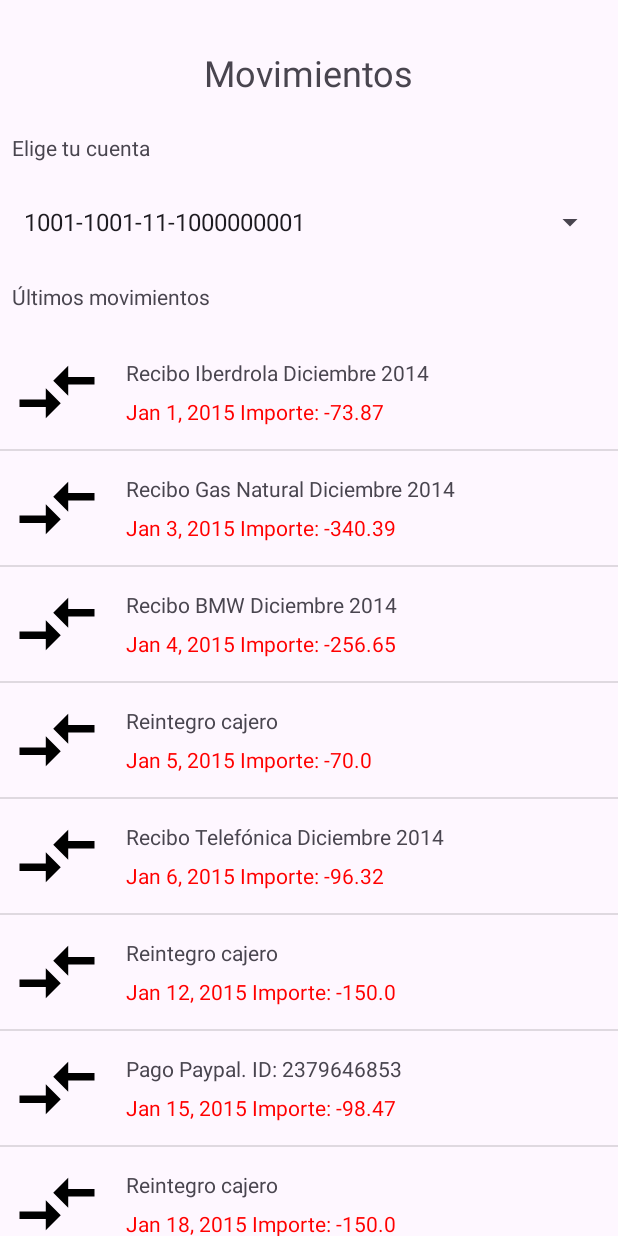
After one commit to IvanTorGim/PMM-Banco-ivtogi, an Android app: the MovementsActivity screen opened directly, with no data from a screen before it, on a phone screen of 412 x 824 dp. The commit adds this screen. Run offline under Robolectric (Android 15) with nearby library versions, the phone set to English and light mode, and no system bars; 2 statements that could not run were skipped.

Commit message:
version 1.3

```diff
--- a/app/src/main/AndroidManifest.xml
+++ b/app/src/main/AndroidManifest.xml
@@ -12,6 +12,9 @@
         android:supportsRtl="true"
         android:theme="@style/Theme.Bancoivtogi"
         tools:targetApi="31">
+        <activity
+            android:name=".MovementsActivity"
+            android:exported="false" />
         <activity
             android:name=".GlobalPositionActivity"
             android:exported="false" />
--- a/app/src/main/java/com/ivtogi/banco_ivtogi/ChangePasswordActivity.kt
+++ b/app/src/main/java/com/ivtogi/banco_ivtogi/ChangePasswordActivity.kt
@@ -62,7 +62,6 @@ class ChangePasswordActivity : AppCompatActivity() {
             val bancoOperacional: MiBancoOperacional? = MiBancoOperacional.getInstance(this)
 
             if (oldPasswordMatch(password) && newPasswordMatch()) {
-
                 user.setClaveSeguridad(binding.tietNewPassword.text.toString())
 
                 if (bancoOperacional?.changePassword(user) == 0) {
@@ -78,7 +77,6 @@ class ChangePasswordActivity : AppCompatActivity() {
                     startActivity(intent)
                 }
             }
-
         }
 
     }
--- a/app/src/main/java/com/ivtogi/banco_ivtogi/LoginActivity.kt
+++ b/app/src/main/java/com/ivtogi/banco_ivtogi/LoginActivity.kt
@@ -18,10 +18,8 @@ class LoginActivity : AppCompatActivity() {
         binding = ActivityLoginBinding.inflate(layoutInflater)
         setContentView(binding.root)
 
-        val bancoOperacional: MiBancoOperacional? = MiBancoOperacional.getInstance(this)
-
         binding.btnLogin.setOnClickListener {
-
+            val bancoOperacional: MiBancoOperacional? = MiBancoOperacional.getInstance(this)
             val client = Cliente()
 
             client.setNif(binding.tietUser.text.toString())
--- a/app/src/main/java/com/ivtogi/banco_ivtogi/MainActivity.kt
+++ b/app/src/main/java/com/ivtogi/banco_ivtogi/MainActivity.kt
@@ -20,6 +20,7 @@ class MainActivity : AppCompatActivity() {
 
         showWelcome()
         globalPosition()
+        movements()
         transferActivity()
         changePasswordActivity()
         exit()
@@ -32,6 +33,14 @@ class MainActivity : AppCompatActivity() {
     private fun globalPosition() {
         binding.btnPosition.setOnClickListener {
             val intent = Intent(this, GlobalPositionActivity::class.java)
+            intent.putExtra("user", user)
+            startActivity(intent)
+        }
+    }
+
+    private fun movements() {
+        binding.btnMovement.setOnClickListener {
+            val intent = Intent(this, MovementsActivity::class.java)
             intent.putExtra("user", user)
             startActivity(intent)
         }
--- /dev/null
+++ b/app/src/main/java/com/ivtogi/banco_ivtogi/MovementsActivity.kt
@@ -0,0 +1,81 @@
+package com.ivtogi.banco_ivtogi
+
+import android.os.Bundle
+import android.view.View
+import android.widget.AdapterView
+import android.widget.ArrayAdapter
+import androidx.appcompat.app.AppCompatActivity
+import androidx.recyclerview.widget.DividerItemDecoration
+import androidx.recyclerview.widget.LinearLayoutManager
+import androidx.recyclerview.widget.RecyclerView.LayoutManager
+import com.ivtogi.banco_ivtogi.adapter.MovementAdapter
+import com.ivtogi.banco_ivtogi.bd.MiBancoOperacional
+import com.ivtogi.banco_ivtogi.databinding.ActivityMovementsBinding
+import com.ivtogi.banco_ivtogi.pojo.Cliente
+import com.ivtogi.banco_ivtogi.pojo.Cuenta
+import com.ivtogi.banco_ivtogi.pojo.Movimiento
+
+class MovementsActivity : AppCompatActivity() {
+
+    private lateinit var binding: ActivityMovementsBinding
+
+    private lateinit var linearLayoutManager: LinearLayoutManager
+    private lateinit var movementAdapter: MovementAdapter
+    private lateinit var itemDecoration: DividerItemDecoration
+
+    override fun onCreate(savedInstanceState: Bundle?) {
+        super.onCreate(savedInstanceState)
+        binding = ActivityMovementsBinding.inflate(layoutInflater)
+        setContentView(binding.root)
+
+        initSpinner()
+    }
+
+    private fun initSpinner() {
+        val bancoOperacional = MiBancoOperacional.getInstance(this)
+        val client = intent.getSerializableExtra("user") as Cliente
+        val accounts = bancoOperacional?.getCuentas(client) as MutableList<*>
+        val accountsNumber: MutableList<String> = mutableListOf()
+
+        for (account in accounts) {
+            account as Cuenta
+            accountsNumber.add("${account.getBanco()}-${account.getSucursal()}-${account.getDc()}-${account.getNumeroCuenta()}")
+        }
+
+
+        val adapter =
+            ArrayAdapter(this, android.R.layout.simple_spinner_dropdown_item, accountsNumber)
+        binding.spinner.adapter = adapter
+        binding.spinner.onItemSelectedListener = object : AdapterView.OnItemSelectedListener {
+            override fun onItemSelected(
+                parent: AdapterView<*>?,
+                view: View?,
+                position: Int,
+                id: Long
+            ) {
+                val account: Cuenta = accounts[position] as Cuenta
+                val movements: ArrayList<*> =
+                    bancoOperacional.getMovimientos(account) as ArrayList<*>
+                initMovements(movements)
+            }
+
+            override fun onNothingSelected(parent: AdapterView<*>?) {
+
+            }
+
+        }
+    }
+
+    private fun initMovements(movements: ArrayList<*>) {
+        movementAdapter = MovementAdapter(movements)
+        linearLayoutManager = LinearLayoutManager(this)
+        itemDecoration = DividerItemDecoration(this, DividerItemDecoration.VERTICAL)
+
+        binding.recycler.apply {
+            adapter = movementAdapter
+            layoutManager = linearLayoutManager
+            addItemDecoration(itemDecoration)
+        }
+
+    }
+}
--- /dev/null
+++ b/app/src/main/java/com/ivtogi/banco_ivtogi/adapter/MovementAdapter.kt
@@ -0,0 +1,48 @@
+package com.ivtogi.banco_ivtogi.adapter
+
+import android.content.Context
+import android.graphics.Color
+import android.view.LayoutInflater
+import android.view.View
+import android.view.ViewGroup
+import androidx.recyclerview.widget.RecyclerView
+import com.ivtogi.banco_ivtogi.R
+import com.ivtogi.banco_ivtogi.databinding.ItemMovementBinding
+import com.ivtogi.banco_ivtogi.pojo.Movimiento
+import java.text.DateFormat
+
+class MovementAdapter(private val movements: ArrayList<*>) :
+    RecyclerView.Adapter<MovementAdapter.ViewHolder>() {
+
+    private lateinit var context: Context
+
+    override fun onCreateViewHolder(parent: ViewGroup, viewType: Int): ViewHolder {
+        context = parent.context
+        val view = LayoutInflater
+            .from(parent.context)
+            .inflate(R.layout.item_movement, parent, false)
+
+        return ViewHolder(view)
+    }
+
+    override fun getItemCount(): Int = movements.size
+
+    override fun onBindViewHolder(holder: ViewHolder, position: Int) {
+        val movement: Movimiento = movements[position] as Movimiento
+        holder.binding.apply {
+            tvMovementName.text = movement.getDescripcion()
+
+            val import = movement.getImporte()
+            val date = movement.getFechaOperacion()
+            val dateFormat = DateFormat.getDateInstance().format(date!!)
+            tvBalance.text = context.getString(R.string.balance, dateFormat, import.toString())
+
+            if (import > 0) tvBalance.setTextColor(Color.GREEN)
+            else tvBalance.setTextColor(Color.RED)
+        }
+    }
+
+    inner class ViewHolder(view: View) : RecyclerView.ViewHolder(view) {
+        val binding = ItemMovementBinding.bind(view)
+    }
+}
--- /dev/null
+++ b/app/src/main/res/layout/activity_movements.xml
@@ -0,0 +1,61 @@
+<?xml version="1.0" encoding="utf-8"?>
+<androidx.constraintlayout.widget.ConstraintLayout xmlns:android="http://schemas.android.com/apk/res/android"
+    xmlns:app="http://schemas.android.com/apk/res-auto"
+    xmlns:tools="http://schemas.android.com/tools"
+    android:layout_width="match_parent"
+    android:layout_height="match_parent"
+    tools:context=".MovementsActivity">
+
+    <TextView
+        android:id="@+id/tvTitle"
+        style="@style/titleTV"
+        android:text="@string/movements"
+        app:layout_constraintEnd_toEndOf="parent"
+        app:layout_constraintStart_toStartOf="parent"
+        app:layout_constraintTop_toTopOf="parent" />
+
+    <TextView
+        android:id="@+id/tvChooseAccount"
+        android:layout_width="0dp"
+        android:layout_height="wrap_content"
+        android:layout_marginStart="8dp"
+        android:layout_marginTop="24dp"
+        android:text="@string/choose_account"
+        app:layout_constraintBottom_toTopOf="@+id/spinner"
+        app:layout_constraintEnd_toEndOf="parent"
+        app:layout_constraintStart_toStartOf="parent"
+        app:layout_constraintTop_toBottomOf="@+id/tvTitle" />
+
+    <Spinner
+        android:id="@+id/spinner"
+        android:layout_width="match_parent"
+        android:layout_height="48dp"
+        android:layout_marginTop="16dp"
+        android:layout_marginHorizontal="8dp"
+        app:layout_constraintBottom_toTopOf="@+id/tvLastMovements"
+        app:layout_constraintEnd_toEndOf="parent"
+        app:layout_constraintStart_toStartOf="parent"
+        app:layout_constraintTop_toBottomOf="@+id/tvChooseAccount" />
+
+    <TextView
+        android:id="@+id/tvLastMovements"
+        android:layout_width="0dp"
+        android:layout_height="wrap_content"
+        android:layout_marginStart="8dp"
+        android:layout_marginTop="16dp"
+        android:text="@string/last_movements"
+        app:layout_constraintBottom_toTopOf="@+id/recycler"
+        app:layout_constraintEnd_toEndOf="parent"
+        app:layout_constraintStart_toStartOf="parent"
+        app:layout_constraintTop_toBottomOf="@+id/spinner" />
+
+    <androidx.recyclerview.widget.RecyclerView
+        android:id="@+id/recycler"
+        android:layout_width="0dp"
+        android:layout_height="wrap_content"
+        android:layout_marginTop="16dp"
+        app:layout_constraintEnd_toEndOf="parent"
+        app:layout_constraintStart_toStartOf="parent"
+        app:layout_constraintTop_toBottomOf="@+id/tvLastMovements" />
+
+</androidx.constraintlayout.widget.ConstraintLayout>
--- /dev/null
+++ b/app/src/main/res/layout/item_movement.xml
@@ -0,0 +1,37 @@
+<?xml version="1.0" encoding="utf-8"?>
+<androidx.constraintlayout.widget.ConstraintLayout xmlns:android="http://schemas.android.com/apk/res/android"
+    xmlns:app="http://schemas.android.com/apk/res-auto"
+    xmlns:tools="http://schemas.android.com/tools"
+    android:layout_width="match_parent"
+    android:layout_height="wrap_content"
+    android:padding="8dp">
+
+    <ImageView
+        android:id="@+id/imgMovements"
+        android:layout_width="60dp"
+        android:layout_height="60dp"
+        android:src="@drawable/ic_movement"
+        app:layout_constraintStart_toStartOf="parent"
+        app:layout_constraintTop_toTopOf="parent" />
+
+    <TextView
+        android:id="@+id/tvMovementName"
+        android:layout_width="wrap_content"
+        android:layout_height="wrap_content"
+        android:layout_gravity="end"
+        android:layout_marginStart="16dp"
+        app:layout_constraintBottom_toTopOf="@+id/tvBalance"
+        app:layout_constraintStart_toEndOf="@+id/imgMovements"
+        app:layout_constraintTop_toTopOf="parent"
+        tools:text="Recibo Iberdrola Diciembre 2014" />
+
+    <TextView
+        android:id="@+id/tvBalance"
+        android:layout_width="wrap_content"
+        android:layout_height="wrap_content"
+        app:layout_constraintBottom_toBottomOf="parent"
+        app:layout_constraintStart_toStartOf="@+id/tvMovementName"
+        app:layout_constraintTop_toBottomOf="@+id/tvMovementName"
+        tools:text="02-01-2015 Importe: -73.87" />
+
+</androidx.constraintlayout.widget.ConstraintLayout>
--- a/app/src/main/res/values/strings.xml
+++ b/app/src/main/res/values/strings.xml
@@ -50,4 +50,8 @@
     <!--  GLOBAL POSITION  -->
     <string name="accounts">Cuentas:</string>
 
+    <!--  MOVEMENTS  -->
+    <string name="last_movements">Últimos movimientos</string>
+    <string name="balance">%1$s Importe: %2$s</string>
+
 </resources>
```
Also changed, not shown: 1 other file.
